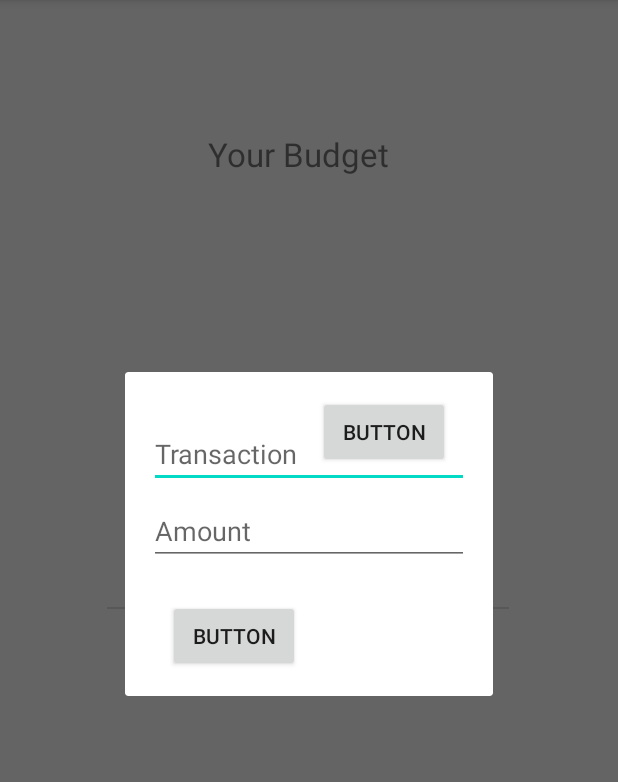
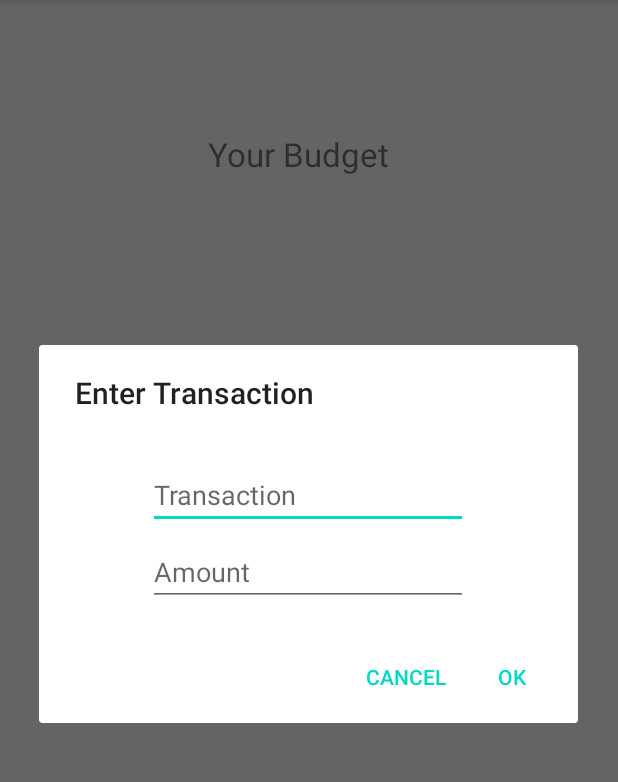
Before and after one commit to Elef1/cmsc436-final, an Android app: the MainScreen screen opened directly, with no data from a screen before it, in the options menu, after a tap on "Add a transaction", on a phone screen of 412 x 824 dp, the part 84-866 px from its top. Run offline under Robolectric (Android 15) with nearby library versions, the light colour scheme and no system bars; 1 statement that could not run was skipped.

Commit message:
Improved previous bugs on dialogBox

```diff
--- a/ExpenseTracker/app/src/main/java/com/example/expensetracker/MainScreen.kt
+++ b/ExpenseTracker/app/src/main/java/com/example/expensetracker/MainScreen.kt
@@ -3,12 +3,12 @@ package com.example.expensetracker
 import android.content.Context
 import android.content.Intent
 import android.os.Bundle
+import android.util.Log
 import android.view.Menu
 import android.view.MenuItem
 import android.widget.BaseAdapter
 import android.widget.ListView
 import android.widget.TextView
-import androidx.annotation.TransitionRes
 import androidx.appcompat.app.AppCompatActivity
 import java.io.*
 import java.text.ParseException
@@ -24,9 +24,10 @@ import java.text.ParseException
 // latest transactions only, not the full history
 var list = arrayListOf<Transaction>()
 lateinit var mAdapter: BaseAdapter
-var count = 0
+private var transactionEntered: String? = null
+private var amountEntered: String? = null
 
-class MainScreen : AppCompatActivity() {
+class MainScreen : AppCompatActivity(), TransactionDialog.ExampleDialogListener {
     override fun onCreate(savedInstanceState: Bundle?) {
         super.onCreate(savedInstanceState)
         setContentView(R.layout.activity_main_screen)
@@ -40,6 +41,7 @@ class MainScreen : AppCompatActivity() {
         mListView.isEnabled = false
         mAdapter = HistoryListAdapter(this, list)
         mListView.adapter = mAdapter
+
     }
 
     //Menu
@@ -74,9 +76,15 @@ class MainScreen : AppCompatActivity() {
     }
 
     private fun addTransaction() {
-        openDialog()
-        count++
-        list.add(Transaction("Food", "100"))
+        val popUpDialog = TransactionDialog()
+        popUpDialog.show(supportFragmentManager, "Dialog")
+    }
+
+    override fun applyTexts(transaction: String?, amount: String?) {
+        transactionEntered = transaction.toString()
+        amountEntered = amount.toString()
+        Log.i("TAG", "Transaction: ${transaction.toString()} and  amount: ${amount.toString()}")
+        list.add(Transaction(transactionEntered.toString(), amountEntered.toString()))
         mAdapter.notifyDataSetChanged()
     }
 
@@ -85,21 +93,15 @@ class MainScreen : AppCompatActivity() {
         finish()
     }
 
-    private fun openDialog() {
-        var dialog = TransactionDialog()
-        dialog.show(supportFragmentManager, "CustomDialog")
-    }
-
     companion object {
-        val Amount = "amount"
-        val TAG = "Project"
-        private val FILE_NAME = "ExpenseTrackerData.txt"
+        const val Amount = "amount"
+        private const val FILE_NAME = "ExpenseTrackerData.txt"
     }
 
     override fun onResume() {
         super.onResume()
-        if (mAdapter.count == 0)
-            loadItems()
+//        if (mAdapter.count == 0)
+//            loadItems()
     }
 
     override fun onPause() {
@@ -165,16 +167,4 @@ class MainScreen : AppCompatActivity() {
         }
     }
 
-//    fun ResetTransactionHistory() {
-//        for (i in 0 until mAdapter.count) {
-//            val data = (mAdapter.getItem(i) as ToDoItem).toLog()
-//            Log.i(
-//                TAG,
-//                "Item " + i + ": " + data.replace(ToDoItem.ITEM_SEP, ",")
-//            )
-//        }
-//    }
-
-
-
 }
--- a/ExpenseTracker/app/src/main/java/com/example/expensetracker/Transaction.kt
+++ b/ExpenseTracker/app/src/main/java/com/example/expensetracker/Transaction.kt
@@ -1,5 +1,3 @@
 package com.example.expensetracker
 
-import android.content.Intent
-
 class Transaction  (var transaction: String, var amount: String)
--- a/ExpenseTracker/app/src/main/java/com/example/expensetracker/TransactionDialog.kt
+++ b/ExpenseTracker/app/src/main/java/com/example/expensetracker/TransactionDialog.kt
@@ -1,20 +1,47 @@
 package com.example.expensetracker
 
+import android.app.AlertDialog
+import android.app.Dialog
+import android.content.Context
+import android.content.DialogInterface
 import android.os.Bundle
-import android.view.LayoutInflater
-import android.view.View
-import android.view.ViewGroup
-import androidx.fragment.app.DialogFragment
+import android.widget.EditText
+import androidx.appcompat.app.AppCompatDialogFragment
 
-class TransactionDialog: DialogFragment() {
-    override fun onCreateView(
-        inflater: LayoutInflater,
-        container: ViewGroup?,
-        savedInstanceState: Bundle?
-    ): View? {
-//        var rootView: View = inflater.inflate(R.layout.dialog_view, container, false)
-//        return rootView
-        return inflater.inflate(R.layout.dialog_view, container, false)
+class TransactionDialog : AppCompatDialogFragment() {
+    private var transactionText: EditText? = null
+    private var amountText: EditText? = null
+    private var listener: ExampleDialogListener? = null
+    override fun onCreateDialog(savedInstanceState: Bundle?): Dialog {
+        val builder: AlertDialog.Builder = AlertDialog.Builder(activity)
+        val inflater = activity!!.layoutInflater
+        val view = inflater.inflate(R.layout.dialog_view, null)
+        builder.setView(view)
+            .setTitle("Enter Transaction")
+//            .setNegativeButton("cancel", DialogInterface.OnClickListener { dialogInterface, i -> })
+//            .setPositiveButton("ok", DialogInterface.OnClickListener { dialogInterface, i ->
+            .setNegativeButton("cancel", DialogInterface.OnClickListener { _, _ -> })
+            .setPositiveButton("ok", DialogInterface.OnClickListener { _, _ ->
+                val username = transactionText!!.text.toString()
+                val password = amountText!!.text.toString()
+                listener!!.applyTexts(username, password)
+            })
+        transactionText = view.findViewById(R.id.transaction_input)
+        amountText = view.findViewById(R.id.amount_input)
+        return builder.create()
     }
 
+    override fun onAttach(context: Context) {
+        super.onAttach(context)
+        listener = try {
+            context as ExampleDialogListener
+        } catch (e: ClassCastException) {
+            throw ClassCastException(context.toString() +
+                    "must implement ExampleDialogListener")
+        }
+    }
+
+    interface ExampleDialogListener {
+        fun applyTexts(username: String?, password: String?)
+    }
 }
--- a/ExpenseTracker/app/src/main/res/layout/dialog_view.xml
+++ b/ExpenseTracker/app/src/main/res/layout/dialog_view.xml
@@ -33,24 +33,5 @@
         app:layout_constraintStart_toStartOf="parent"
         app:layout_constraintTop_toBottomOf="@+id/transaction_input" />
 
-    <Button
-        android:id="@+id/button"
-        android:layout_width="wrap_content"
-        android:layout_height="wrap_content"
-        android:layout_marginTop="23dp"
-        android:text="Button"
-        app:layout_constraintEnd_toStartOf="@+id/button2"
-        app:layout_constraintStart_toStartOf="parent"
-        app:layout_constraintTop_toBottomOf="@+id/amount_input" />
-
-    <Button
-        android:id="@+id/button2"
-        android:layout_width="wrap_content"
-        android:layout_height="wrap_content"
-        android:text="Button"
-        app:layout_constraintEnd_toEndOf="parent"
-        app:layout_constraintStart_toEndOf="@+id/button"
-        tools:layout_editor_absoluteY="135dp" />
-
 
 </androidx.constraintlayout.widget.ConstraintLayout>
```
Also changed, not shown: ExpenseTracker/app/src/main/java/com/example/expensetracker/MainActivity.kt (+15 -9 lines).
